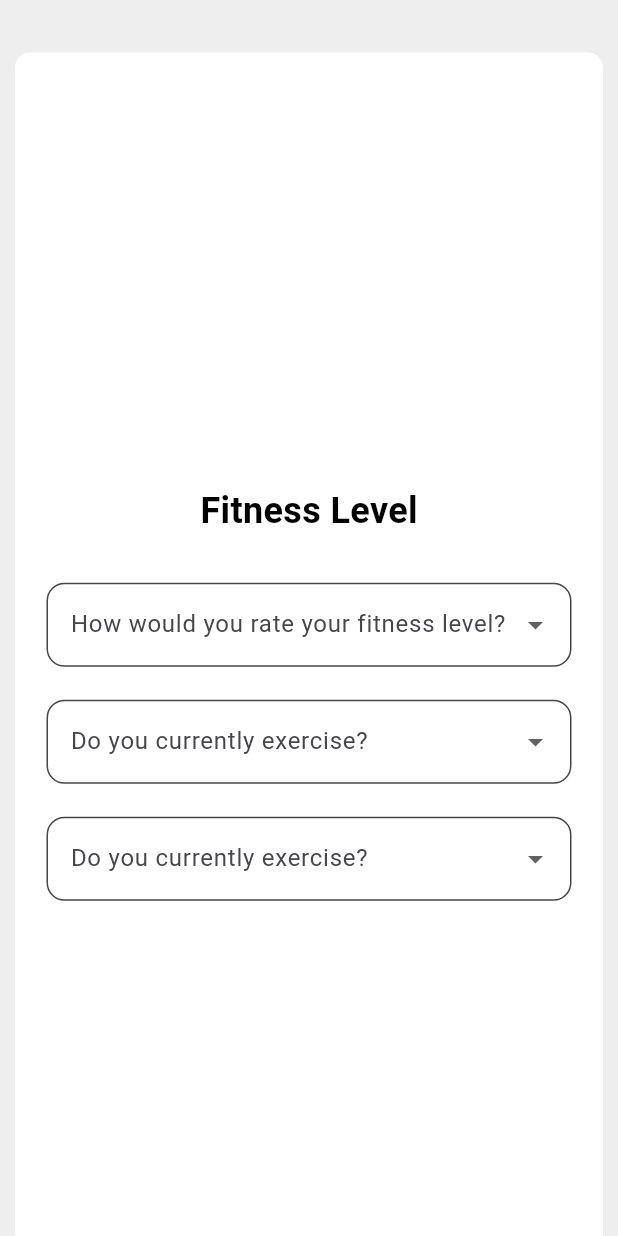
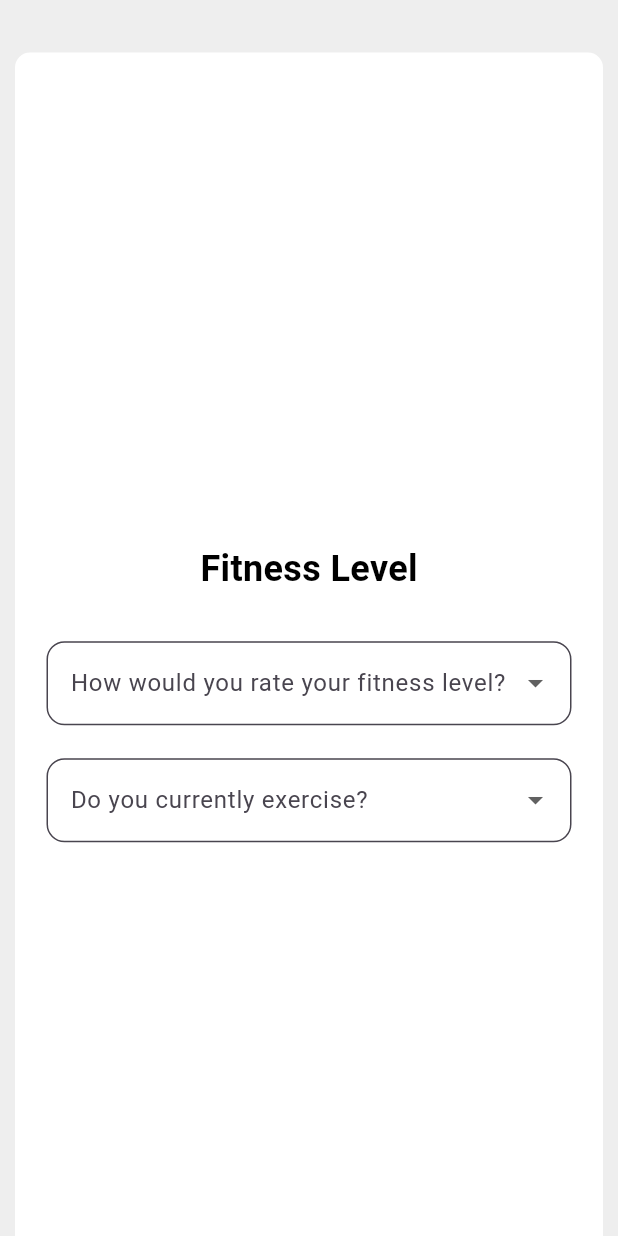
Before and after one commit to Hinokamika/final_project, a Flutter app: the UserInfoPage screen opened directly, swiped to page 2, on a phone screen of 412 x 824 dp. Run offline on Flutter 3.47's test engine with Material 3 defaults, Android fonts, the phone set to English and light mode, and no system bars; our stand-ins replace smooth_page_indicator.

Commit message:
six commit

```diff
--- a/lib/components/dropdown_menu.dart
+++ b/lib/components/dropdown_menu.dart
@@ -3,6 +3,7 @@ import 'package:flutter/material.dart';
 class DropBoxMenu extends StatefulWidget {
   final String? value;
   final String? labelText;
+  final Function(String?)? validator;
   final Map<String, String> options;
   final ValueChanged<String?>? onChanged;
 
@@ -11,7 +12,7 @@ class DropBoxMenu extends StatefulWidget {
     required this.value,
     required this.labelText,
     required this.options,
-    this.onChanged,
+    this.onChanged, this.validator,
   });
 
   @override
@@ -51,10 +52,7 @@ class _DropBoxMenuState extends State<DropBoxMenu> {
               );
             }).toList(),
         validator: (value) {
-          if (value == null || value.isEmpty) {
-            return 'Please select an option';
-          }
-          return null;
+          return widget.validator!(value);
         },
       ),
     );
--- a/lib/pages/site_pages/fitness_level.dart
+++ b/lib/pages/site_pages/fitness_level.dart
@@ -2,10 +2,10 @@ import 'package:final_project/components/dropdown_menu.dart';
 import 'package:flutter/material.dart';
 
 final _formKey = GlobalKey<FormState>();
-String? _selectedOption;
 
 class FitnessLevel extends StatefulWidget {
-  const FitnessLevel({Key? key}) : super(key: key);
+  final PageController controller;
+  const FitnessLevel({super.key, required this.controller});
 
   @override
   State<FitnessLevel> createState() => _FitnessLevelState();
@@ -56,6 +56,11 @@ class _FitnessLevelState extends State<FitnessLevel> {
                               'intermediate': 'Intermediate (some experience)',
                               'advanced': 'Advanced (more than 5 years)',
                             },
+                            validator: (value) {
+                              if (value == null || value.isEmpty) {
+                                return 'PLease select your fitness level';
+                              }
+                            },
                             onChanged: (String? value) {
                               setState(() {
                                 _fitnessLevelState = value;
@@ -70,19 +75,10 @@ class _FitnessLevelState extends State<FitnessLevel> {
                               'yes': 'Yes (I exercise regularly)',
                               'no': 'No (I do not exercise regularly)',
                             },
-                            onChanged: (String? value) {
-                              setState(() {
-                                _exerciseState = value;
-                              });
-                            },
-                          ),
-                          const SizedBox(height: 20),
-                          DropBoxMenu(
-                            labelText: 'Do you currently exercise?',
-                            value: _exerciseState,
-                            options: {
-                              'yes': 'Yes (I exercise regularly)',
-                              'no': 'No (I do not exercise regularly)',
+                            validator: (value) {
+                              if (value == null || value.isEmpty) {
+                                return 'PLease select your exercise status';
+                              }
                             },
                             onChanged: (String? value) {
                               setState(() {
@@ -107,6 +103,10 @@ class _FitnessLevelState extends State<FitnessLevel> {
             if (_formKey.currentState!.validate()) {
               print('Level State: $_fitnessLevelState');
               print('Exercise State: $_exerciseState');
+              widget.controller.nextPage(
+                duration: const Duration(milliseconds: 300),
+                curve: Curves.easeInOut,
+              );
             }
           },
           backgroundColor: const Color(0xFFFF3333),
--- a/lib/pages/user_info_page.dart
+++ b/lib/pages/user_info_page.dart
@@ -5,8 +5,15 @@ import 'package:final_project/pages/site_pages/user_information.dart';
 import 'package:flutter/material.dart';
 import 'package:smooth_page_indicator/smooth_page_indicator.dart';
 
-class UserInfoPage extends StatelessWidget {
-  final _controller = PageController();
+class UserInfoPage extends StatefulWidget {
+  const UserInfoPage({Key? key}) : super(key: key);
+
+  @override
+  State<UserInfoPage> createState() => _UserInfoPageState();
+}
+
+class _UserInfoPageState extends State<UserInfoPage> {
+  final PageController _controller = PageController();
 
   @override
   Widget build(BuildContext context) {
@@ -19,16 +26,19 @@ class UserInfoPage extends StatelessWidget {
             height: 900,
             child: PageView(
               controller: _controller,
-              children: const [
-                UserInformation(),
-                FitnessLevel(),
-                HealthGoal(),
+              physics: const NeverScrollableScrollPhysics(),  // ← disable swipe
+              children: [
+                UserInformation(controller: _controller),
+                FitnessLevel(controller: _controller),
+                HealthGoal(controller: _controller),
                 AuthenticationPage(),
               ],
             ),
           ),
 
-          SmoothPageIndicator(controller: _controller, count: 4,
+          SmoothPageIndicator(
+            controller: _controller,
+            count: 4,
             effect: const WormEffect(
               activeDotColor: Color(0xFFFF3333),
               dotHeight: 10,
```
Also changed, not shown: lib/pages/site_pages/health_goal.dart (+16 -1 lines), lib/pages/site_pages/user_information.dart (+16 -1 lines).
